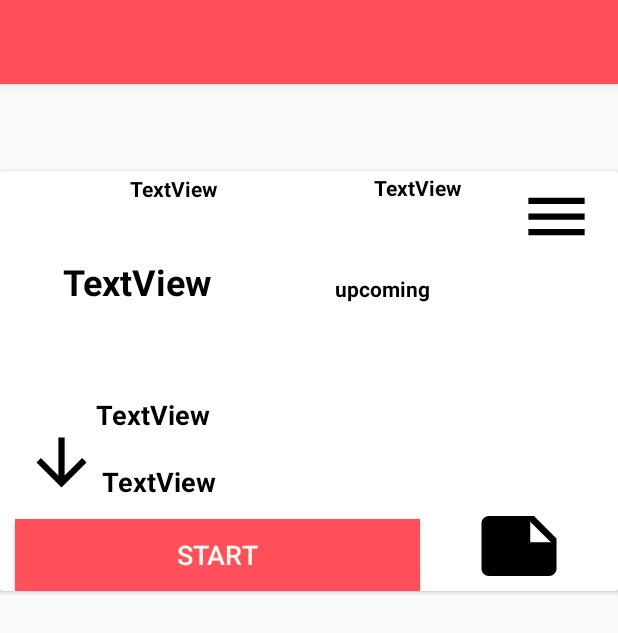
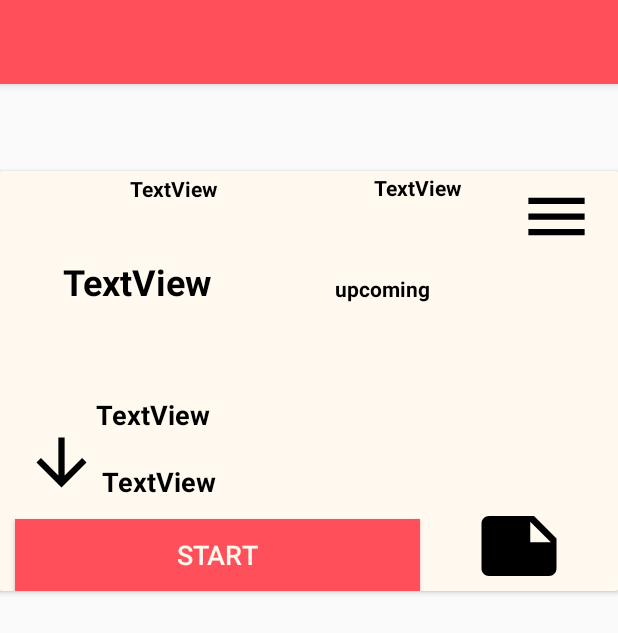
Before and after one commit to emangad99/Trip_App, an Android app: the List_view screen opened directly, with no data from a screen before it, on a phone screen of 412 x 824 dp. Shown: the top 633 px of the screen. Run offline under Robolectric (Android 15) with nearby library versions, the phone set to English and light mode, and no system bars; Roboto replaces fonts that are not available here.

Commit message:
init commit

```diff
--- a/app/src/main/res/layout/activity_list_view.xml
+++ b/app/src/main/res/layout/activity_list_view.xml
@@ -18,7 +18,8 @@
 
         <androidx.constraintlayout.widget.ConstraintLayout
             android:layout_width="match_parent"
-            android:layout_height="match_parent">
+            android:layout_height="match_parent"
+            android:background="@color/color4">
 
             <androidx.constraintlayout.widget.ConstraintLayout
                 android:id="@+id/constraintLayout"
```
